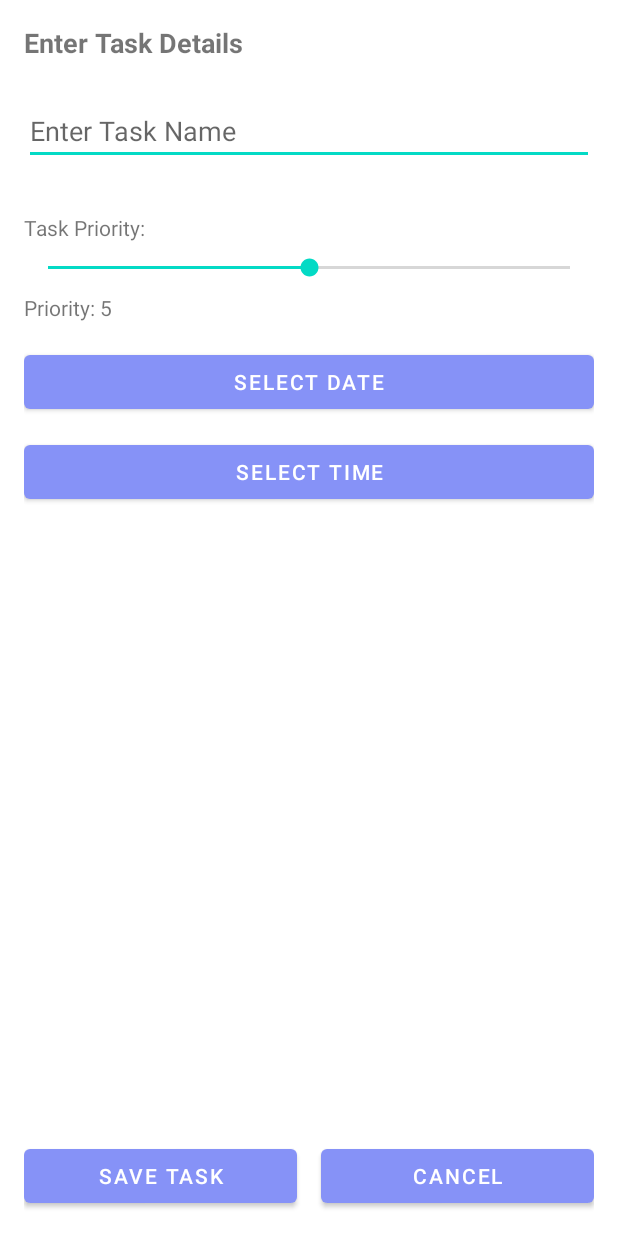
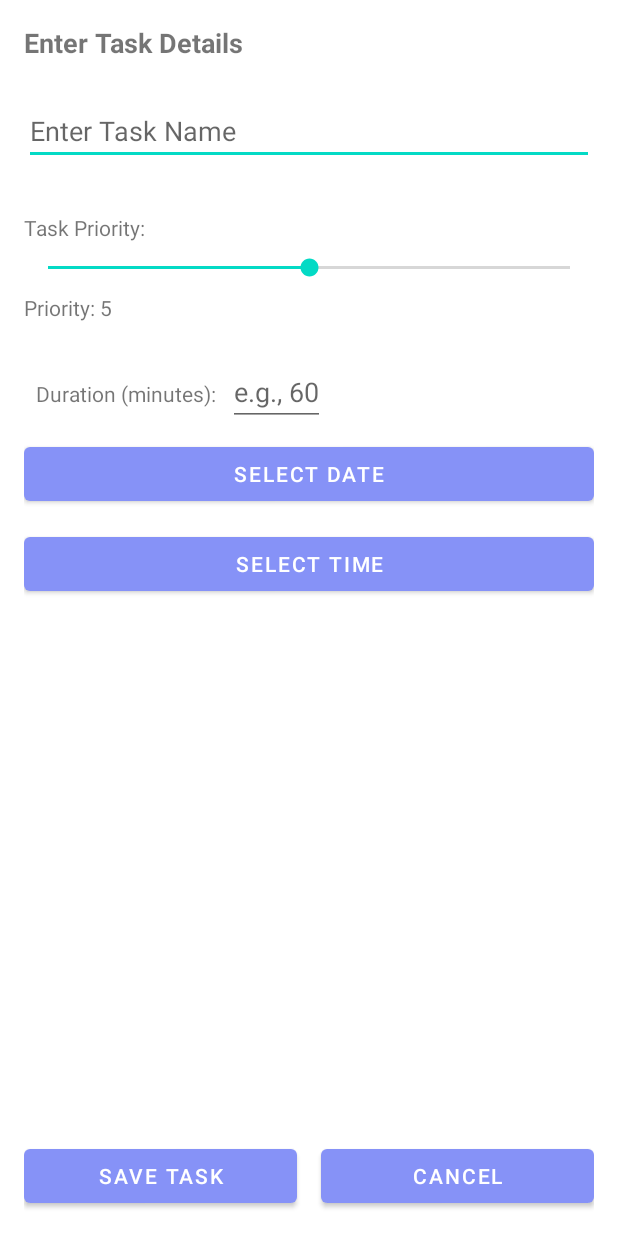
Before and after one commit to sreejaveeraghanta/AniMo, an Android app: the NewTaskActivity screen opened directly, with no data from a screen before it, after a tap on "SAVE TASK", on a phone screen of 412 x 824 dp. Run offline under Robolectric (Android 15) with nearby library versions, the phone set to English and light mode, and no system bars.

Commit message:
task-Update

```diff
--- a/AniMo/app/src/main/java/AniMo/com/ui/tasks/NewTaskActivity.kt
+++ b/AniMo/app/src/main/java/AniMo/com/ui/tasks/NewTaskActivity.kt
@@ -17,13 +17,14 @@ import com.google.gson.Gson
 import com.google.gson.reflect.TypeToken
 import java.util.Calendar
 
-class NewTaskActivity: AppCompatActivity() {
+class NewTaskActivity : AppCompatActivity() {
 
     private lateinit var taskNameInput: EditText
     private lateinit var slider: SeekBar
     private lateinit var priorityDisplay: TextView
     private lateinit var dateButton: Button
     private lateinit var timeButton: Button
+    private lateinit var durationInput: EditText
     private lateinit var saveButton: Button
     private lateinit var cancelButton: Button
 
@@ -34,17 +35,19 @@ class NewTaskActivity: AppCompatActivity() {
         super.onCreate(savedInstanceState)
         setContentView(R.layout.activity_new_task)
 
+        // Initialize views
         taskNameInput = findViewById(R.id.task_name)
         slider = findViewById(R.id.task_priority_slider)
         priorityDisplay = findViewById(R.id.priority_display)
         dateButton = findViewById(R.id.select_date_button)
         timeButton = findViewById(R.id.select_time_button)
+        durationInput = findViewById(R.id.task_duration)
         saveButton = findViewById(R.id.save_task_button)
         cancelButton = findViewById(R.id.cancel_task_button)
 
         val calendar = Calendar.getInstance()
 
-        // Update slider value display
+        // Priority slider listener
         slider.setOnSeekBarChangeListener(object : SeekBar.OnSeekBarChangeListener {
             override fun onProgressChanged(seekBar: SeekBar?, progress: Int, fromUser: Boolean) {
                 priorityDisplay.text = "Priority: $progress"
@@ -84,21 +87,26 @@ class NewTaskActivity: AppCompatActivity() {
             timePicker.show()
         }
 
-
         // Save button logic
         saveButton.setOnClickListener {
             val taskName = taskNameInput.text.toString()
             val priority = slider.progress
+            val durationText = durationInput.text.toString()
 
-            if (taskName.isEmpty() || selectedDate.isEmpty() || selectedTime.isEmpty()) {
+            if (taskName.isEmpty() || selectedDate.isEmpty() || selectedTime.isEmpty() || durationText.isEmpty()) {
                 Toast.makeText(this, "Please fill all fields!", Toast.LENGTH_SHORT).show()
             } else {
-                val newTask = Task(taskName, priority, selectedDate, selectedTime)
-                saveTask(newTask)
-                Toast.makeText(this, "Task saved!", Toast.LENGTH_SHORT).show()
+                val duration = durationText.toIntOrNull()
+                if (duration == null || duration <= 0) {
+                    Toast.makeText(this, "Please enter a valid duration!", Toast.LENGTH_SHORT).show()
+                } else {
+                    val newTask = Task(taskName, priority, selectedDate, selectedTime, duration)
+                    saveTask(newTask)
+                    Toast.makeText(this, "Task saved!", Toast.LENGTH_SHORT).show()
 
-                val intent = Intent(this, TaskListActivity::class.java)
-                startActivity(intent)
+                    val intent = Intent(this, TaskListActivity::class.java)
+                    startActivity(intent)
+                }
             }
         }
 
@@ -120,5 +128,4 @@ class NewTaskActivity: AppCompatActivity() {
         editor.putString("task_list", gson.toJson(taskList))
         editor.apply()
     }
-
 }
--- a/AniMo/app/src/main/java/AniMo/com/ui/tasks/Task.kt
+++ b/AniMo/app/src/main/java/AniMo/com/ui/tasks/Task.kt
@@ -4,5 +4,6 @@ data class Task(
     val name: String,
     val priority: Int,
     val date: String,
-    val time: String
+    val time: String,
+    val duration: Int // Duration in minutes
 )
--- a/AniMo/app/src/main/java/AniMo/com/ui/tasks/TaskListActivity.kt
+++ b/AniMo/app/src/main/java/AniMo/com/ui/tasks/TaskListActivity.kt
@@ -46,7 +46,6 @@ class TaskListActivity : AppCompatActivity() {
         backToHomeButton.setOnClickListener {
             val intent = Intent(this, HomeFragment::class.java)
             startActivity(intent)
-            finish()
         }
 
     }
--- a/AniMo/app/src/main/res/layout/activity_new_task.xml
+++ b/AniMo/app/src/main/res/layout/activity_new_task.xml
@@ -37,6 +37,7 @@
         android:text="Task Priority:"
         android:layout_marginTop="16dp" />
 
+
     <SeekBar
         android:id="@+id/task_priority_slider"
         android:layout_width="match_parent"
@@ -53,6 +54,26 @@
         android:text="Priority: 5"
         android:layout_marginTop="8dp"
         android:layout_marginBottom="16dp" />
+
+    <LinearLayout
+        android:layout_width="match_parent"
+        android:layout_height="wrap_content"
+        android:orientation="horizontal"
+        android:padding="8dp">
+
+        <TextView
+            android:layout_width="wrap_content"
+            android:layout_height="wrap_content"
+            android:text="Duration (minutes):"
+            android:layout_marginEnd="8dp" />
+
+        <EditText
+            android:id="@+id/task_duration"
+            android:layout_width="wrap_content"
+            android:layout_height="wrap_content"
+            android:inputType="number"
+            android:hint="e.g., 60" />
+    </LinearLayout>
 
     <!-- Date and Time Buttons -->
     <Button
```
Also changed, not shown: AniMo/app/src/main/res/layout/activity_task_list.xml (+26 -12 lines).
